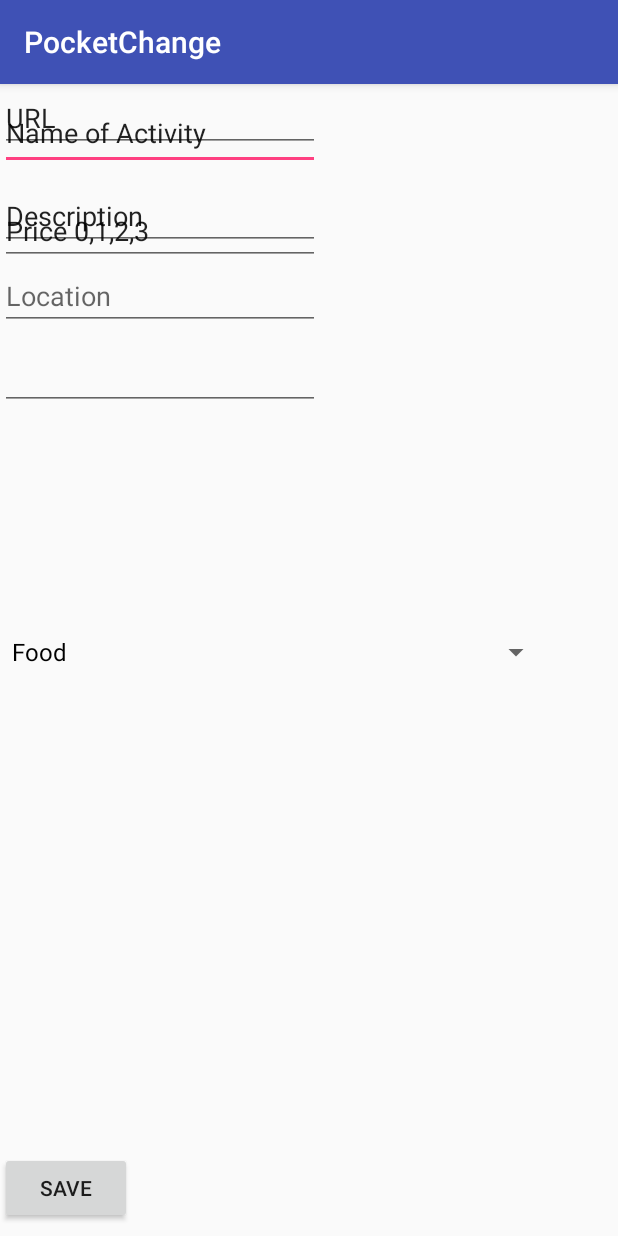
After one commit to blueD2/PocketChange, an Android app: the ListItemAddActivity screen opened directly, with no data from a screen before it, on a phone screen of 412 x 824 dp. The commit adds this screen. Run offline under Robolectric (Android 15) with nearby library versions, the phone set to English and light mode, and no system bars.

Commit message:
merged but messy

```diff
--- a/app/src/main/AndroidManifest.xml
+++ b/app/src/main/AndroidManifest.xml
@@ -19,6 +19,7 @@
         <activity android:name=".ChooseSpaceActivity" />
         <activity android:name=".AddSpaceActivity" />
         <activity android:name=".Dashboard"></activity>
+        <activity android:name=".ListItemAddActivity"></activity>
     </application>
 
 </manifest>
--- a/app/src/main/java/io/github/elenigeorgiou/pocketchange/ChooseSpaceActivity.java
+++ b/app/src/main/java/io/github/elenigeorgiou/pocketchange/ChooseSpaceActivity.java
@@ -2,6 +2,7 @@ package io.github.elenigeorgiou.pocketchange;
 
 import android.content.Intent;
 import android.os.Bundle;
+import android.support.design.widget.FloatingActionButton;
 import android.support.v7.app.AppCompatActivity;
 import android.view.View;
 import android.widget.Button;
@@ -25,12 +26,11 @@ public class ChooseSpaceActivity extends AppCompatActivity {
             View.OnClickListener groupListener = new View.OnClickListener() {
                 @Override
                 public void onClick(View view) {
-                       /*
-                    Intent intent = new Intent(ChooseSpaceActivity.this, Dash.class);
-                    int groupNum = view.getTag();
+
+                    Intent intent = new Intent(ChooseSpaceActivity.this, Dashboard.class);
+                    int groupNum = Integer.parseInt(view.getTag().toString());
                     intent.putExtra("groupNum", groupNum);
                     startActivity(intent);
-                    */
                 }
             };
 
@@ -65,7 +65,7 @@ public class ChooseSpaceActivity extends AppCompatActivity {
 
                 }
             };
-            Button addGroupButton = (Button) findViewById(R.id.addGroup);
+            FloatingActionButton addGroupButton = (FloatingActionButton) findViewById(R.id.addGroup);
             addGroupButton.setOnClickListener(addGroupListener);
         }
 
--- /dev/null
+++ b/app/src/main/java/io/github/elenigeorgiou/pocketchange/ListItemAddActivity.java
@@ -0,0 +1,58 @@
+package io.github.elenigeorgiou.pocketchange;
+
+import android.content.Intent;
+import android.support.v7.app.AppCompatActivity;
+import android.os.Bundle;
+import android.view.View;
+import android.widget.ArrayAdapter;
+import android.widget.Button;
+import android.widget.EditText;
+import android.widget.Spinner;
+
+public class ListItemAddActivity extends AppCompatActivity {
+    private String groupid, userid;
+    @Override
+    protected void onCreate(Bundle savedInstanceState) {
+        super.onCreate(savedInstanceState);
+        setContentView(R.layout.activity_list_item_add);
+
+        Intent intent = getIntent();
+        userid = intent.getStringExtra("userId"); //if it's a string you stored.
+        groupid = intent.getStringExtra("groupId");
+
+        EditText name = (EditText) findViewById(R.id.listName);
+        EditText desc = (EditText) findViewById(R.id.listDescription);
+        EditText date = (EditText) findViewById(R.id.listDescription);
+        EditText url = (EditText) findViewById(R.id.listUrl);
+        EditText price = (EditText) findViewById(R.id.listPrice);
+        Spinner category = (Spinner) findViewById(R.id.listCategories);
+
+
+        String[] items = new String[]{"Food", "Entertainment", "Outdoors", "Event", "Media"};
+        ArrayAdapter<String> adapter = new ArrayAdapter<>(this, android.R.layout.simple_spinner_dropdown_item, items);
+        category.setAdapter(adapter);
+
+
+
+        Button saveButton = (Button)findViewById(R.id.saveItem);
+
+        View.OnClickListener saveGroupListener = new View.OnClickListener() {
+            @Override
+            public void onClick(View view) {
+            //TODO
+
+        //                Intent intent = new Intent(ListItemAddActivity.this, Dashboard.class);
+        //                intent.putExtra("userId", userid);
+        //                intent.putExtra("groupId", groupid);
+        //                startActivity(intent);
+
+            }
+        };
+
+
+        saveButton.setOnClickListener(saveGroupListener);
+
+
+
+    }
+}
--- a/app/src/main/res/layout/activity_choose_space.xml
+++ b/app/src/main/res/layout/activity_choose_space.xml
@@ -6,25 +6,28 @@
     android:layout_height="match_parent"
     tools:context=".ChooseSpaceActivity">
 
+    <android.support.design.widget.FloatingActionButton
+        android:id="@+id/addGroup"
+        android:layout_width="wrap_content"
+        android:layout_height="0dp"
+        android:layout_gravity="end|bottom"
+        android:layout_marginBottom="28dp"
+        android:layout_marginEnd="36dp"
+        android:clickable="true"
+        android:src="@android:drawable/ic_input_add"
+        app:layout_constraintBottom_toBottomOf="parent"
+        app:layout_constraintEnd_toEndOf="parent" />
+
     <LinearLayout
         android:id="@+id/chooseLinearLayout"
         android:layout_width="417dp"
         android:layout_height="495dp"
+        android:layout_marginStart="16dp"
         android:layout_marginTop="8dp"
         android:orientation="vertical"
         app:layout_constraintStart_toStartOf="parent"
         app:layout_constraintTop_toTopOf="parent">
 
 
-        <Button
-            android:id="@+id/addGroup"
-            android:layout_width="401dp"
-            android:layout_height="wrap_content"
-            android:layout_gravity="end|bottom"
-            android:layout_margin="16dp"
-            android:src="@android:drawable/ic_input_add"
-            android:text="Add"
-            tools:ignore="MissingConstraints"
-            tools:layout_editor_absoluteY="455dp" />
     </LinearLayout>
 </android.support.constraint.ConstraintLayout>
--- /dev/null
+++ b/app/src/main/res/layout/activity_list_item_add.xml
@@ -0,0 +1,99 @@
+<?xml version="1.0" encoding="utf-8"?>
+<android.support.constraint.ConstraintLayout xmlns:android="http://schemas.android.com/apk/res/android"
+    xmlns:app="http://schemas.android.com/apk/res-auto"
+    xmlns:tools="http://schemas.android.com/tools"
+    android:layout_width="match_parent"
+    android:layout_height="match_parent"
+    tools:context=".ListItemAddActivity">
+
+    <Button
+        android:id="@+id/saveItem"
+        android:layout_width="wrap_content"
+        android:layout_height="wrap_content"
+        android:layout_marginBottom="8dp"
+        android:text="Save"
+        app:layout_constraintBottom_toBottomOf="parent"
+        tools:layout_editor_absoluteX="148dp" />
+
+    <EditText
+        android:id="@+id/listName"
+        android:layout_width="wrap_content"
+        android:layout_height="49dp"
+        android:layout_marginTop="8dp"
+        android:ems="10"
+        android:inputType="text"
+        android:text="Name of Activity"
+        app:layout_constraintTop_toTopOf="parent"
+        tools:layout_editor_absoluteX="94dp" />
+
+    <EditText
+        android:id="@+id/listDescription"
+        android:layout_width="wrap_content"
+        android:layout_height="wrap_content"
+        android:layout_marginTop="8dp"
+        android:ems="10"
+        android:hint="Description"
+        android:inputType="text|textLongMessage"
+        android:text="Description"
+        app:layout_constraintTop_toBottomOf="@+id/listName"
+        tools:layout_editor_absoluteX="94dp" />
+
+    <EditText
+        android:id="@+id/listLocation"
+        android:layout_width="wrap_content"
+        android:layout_height="wrap_content"
+        android:layout_marginTop="8dp"
+        android:ems="10"
+        android:hint="Location"
+        android:inputType="text"
+        app:layout_constraintTop_toBottomOf="@+id/listDescription"
+        tools:layout_editor_absoluteX="94dp"
+        tools:text="Location" />
+
+    <EditText
+        android:id="@+id/listDate"
+        android:layout_width="wrap_content"
+        android:layout_height="wrap_content"
+        android:layout_marginTop="8dp"
+        android:contentDescription="Date"
+        android:ems="10"
+        android:inputType="date"
+        app:layout_constraintTop_toBottomOf="@+id/listLocation"
+        tools:layout_editor_absoluteX="94dp"
+        tools:text="Expiration Date" />
+
+    <EditText
+        android:id="@+id/listUrl"
+        android:layout_width="wrap_content"
+        android:layout_height="wrap_content"
+        android:ems="10"
+        android:inputType="text"
+        android:text="URL"
+        tools:layout_editor_absoluteX="94dp"
+        tools:layout_editor_absoluteY="289dp" />
+
+    <Spinner
+        android:id="@+id/listCategories"
+        android:layout_width="368dp"
+        android:layout_height="0dp"
+        android:layout_marginBottom="8dp"
+        android:layout_marginTop="8dp"
+        app:layout_constraintBottom_toTopOf="@+id/saveItem"
+        app:layout_constraintTop_toBottomOf="@+id/listUrl"
+        tools:layout_editor_absoluteX="8dp" />
+
+    <EditText
+        android:id="@+id/listPrice"
+        android:layout_width="wrap_content"
+        android:layout_height="42dp"
+        android:layout_marginBottom="8dp"
+        android:layout_marginTop="8dp"
+        android:ems="10"
+        android:inputType="text"
+        android:text="Price 0,1,2,3"
+        app:layout_constraintBottom_toTopOf="@+id/listUrl"
+        app:layout_constraintTop_toBottomOf="@+id/listDate"
+        app:layout_constraintVertical_bias="0.533"
+        tools:layout_editor_absoluteX="94dp" />
+
+</android.support.constraint.ConstraintLayout>
--- a/app/src/main/res/values/strings.xml
+++ b/app/src/main/res/values/strings.xml
@@ -1,3 +1,16 @@
 <resources>
     <string name="app_name">PocketChange</string>
+
+    <!-- Strings related to login -->
+    <string name="prompt_email">Email</string>
+    <string name="prompt_password">Password (optional)</string>
+    <string name="action_sign_in">Sign in or register</string>
+    <string name="action_sign_in_short">Sign in</string>
+    <string name="error_invalid_email">This email address is invalid</string>
+    <string name="error_invalid_password">This password is too short</string>
+    <string name="error_incorrect_password">This password is incorrect</string>
+    <string name="error_field_required">This field is required</string>
+    <string name="permission_rationale">Contacts permissions are needed for providing email
+        completions.
+    </string>
 </resources>
```
